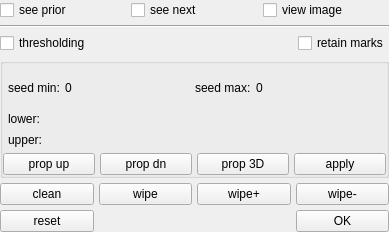
Before: the Qt Designer form Code/Gui/MITK/Plugins/uk.ac.ucl.cmic.midasgeneralsegmentor/src/internal/MIDASGeneralSegmentorViewControls.ui in NifTK/NifTK, drawn with Qt 5.
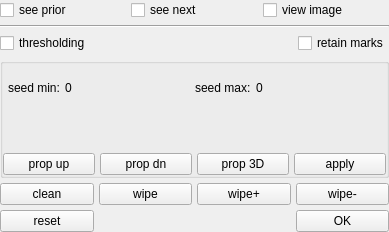
After: the same form once the commit is applied. Custom widgets are drawn as their Qt base class.

Commit message: Bug #2481: ctkRangeSlider for thresholding on irregular volume editor

```diff
--- a/Code/Gui/MITK/Plugins/uk.ac.ucl.cmic.midasgeneralsegmentor/src/internal/MIDASGeneralSegmentorViewControls.ui
+++ b/Code/Gui/MITK/Plugins/uk.ac.ucl.cmic.midasgeneralsegmentor/src/internal/MIDASGeneralSegmentorViewControls.ui
@@ -236,37 +236,7 @@
        </layout>
       </item>
       <item>
-       <layout class="QGridLayout" name="m_ThresholdingSlidersGridLayout" columnstretch="0,1">
-        <property name="leftMargin">
-         <number>5</number>
-        </property>
-        <property name="rightMargin">
-         <number>5</number>
-        </property>
-        <property name="spacing">
-         <number>5</number>
-        </property>
-        <item row="0" column="0">
-         <widget class="QLabel" name="m_LowerThresholdLabel">
-          <property name="text">
-           <string>lower:</string>
-          </property>
-         </widget>
-        </item>
-        <item row="0" column="1">
-         <widget class="ctkSliderWidget" name="m_LowerThresholdSliderWidget" native="true"/>
-        </item>
-        <item row="1" column="0">
-         <widget class="QLabel" name="m_UpperThresholdLabel">
-          <property name="text">
-           <string>upper:</string>
-          </property>
-         </widget>
-        </item>
-        <item row="1" column="1">
-         <widget class="ctkSliderWidget" name="m_UpperThresholdSliderWidget" native="true"/>
-        </item>
-       </layout>
+       <widget class="ctkRangeWidget" name="m_ThresholdsSlider" native="true"/>
       </item>
       <item>
        <layout class="QGridLayout" name="m_ThresholdingButtonsGridLayout">
@@ -335,9 +305,9 @@
  <layoutdefault spacing="0" margin="0"/>
  <customwidgets>
   <customwidget>
-   <class>ctkSliderWidget</class>
+   <class>ctkRangeWidget</class>
    <extends>QWidget</extends>
-   <header>ctkSliderWidget.h</header>
+   <header location="global">ctkRangeWidget.h</header>
    <container>1</container>
   </customwidget>
  </customwidgets>
```
The commit also changes 2 other files.
